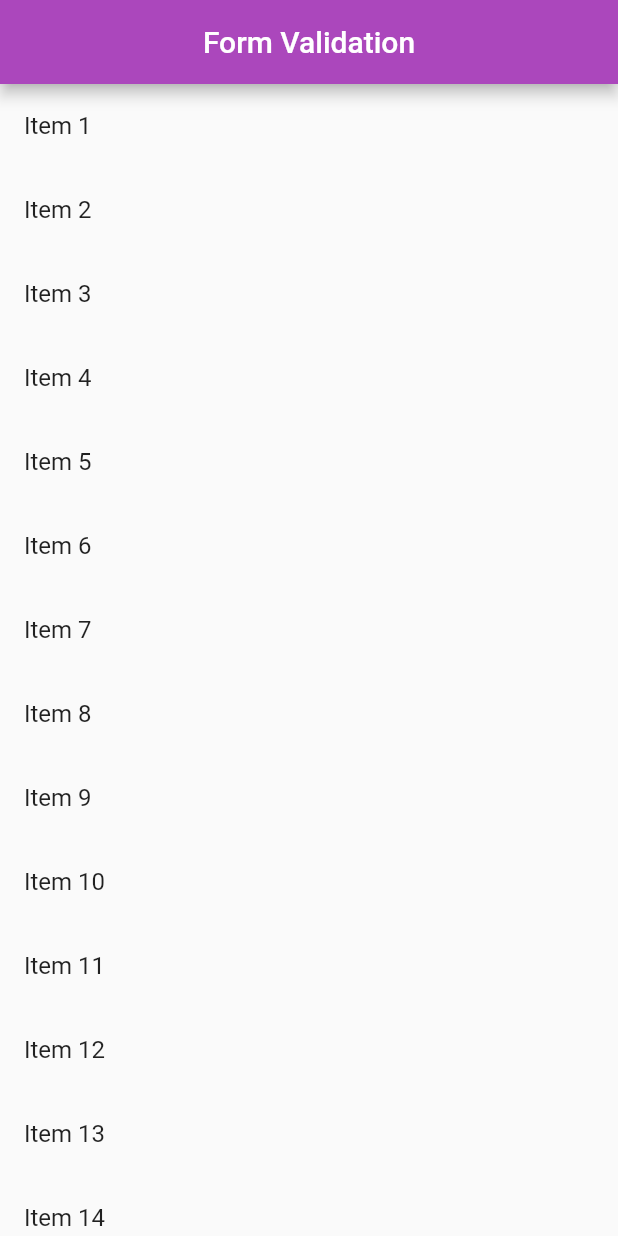
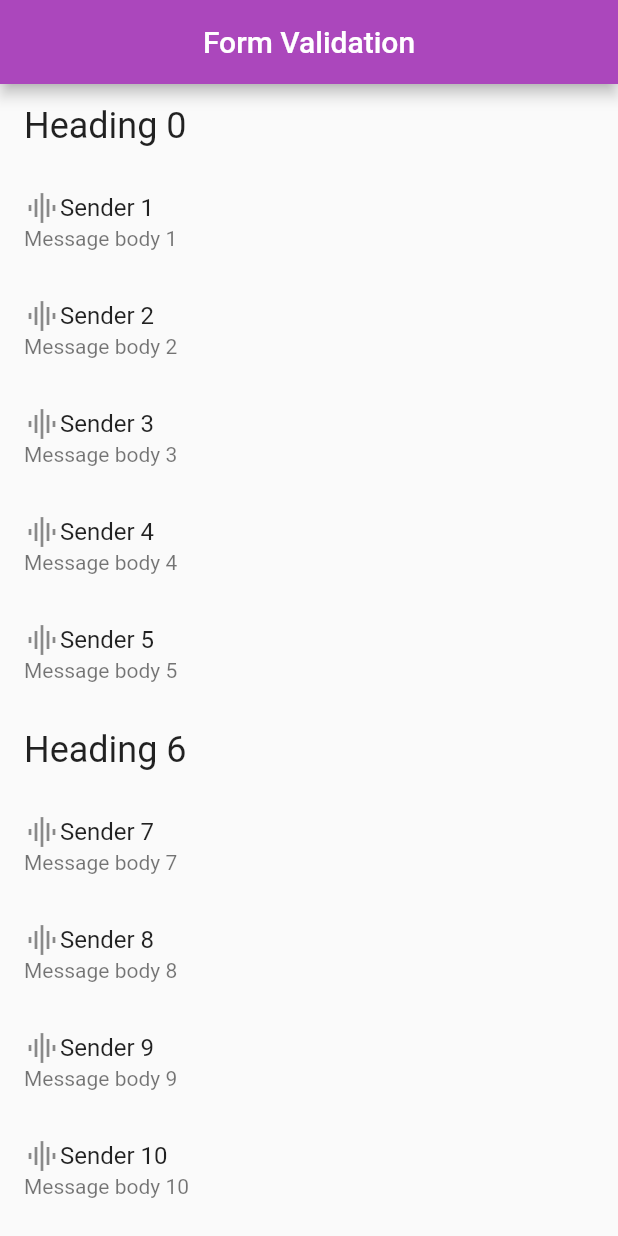
Before and after one commit to Nkwachi-N/Level-Up, a Flutter app: the screen it shows after launch, on a phone screen of 412 x 824 dp. Run offline on Flutter 3.47's test engine with Material 2 defaults, Android fonts, the phone set to English and light mode, and no system bars.

Commit message:
Creating a listview builder with different widgets

```diff
--- a/lib/main.dart
+++ b/lib/main.dart
@@ -26,7 +26,12 @@ class Home extends StatefulWidget {
 class _HomeState extends State<Home> {
   TextEditingController _firstController;
   FocusNode _focusNode;
-  final items = List<String>.generate(20, (i) => "Item ${i + 1}");
+
+  final items = List<ListItem>.generate(200,
+        (i) => i % 6 == 0
+        ? HeadingItem("Heading $i")
+        : MessageItem("Sender $i", "Message body $i"),
+  );
 
   @override
   void initState() {
@@ -43,6 +48,8 @@ class _HomeState extends State<Home> {
     _focusNode.dispose();
   }
 
+
+
   @override
   Widget build(BuildContext context) {
     return Scaffold(
@@ -50,43 +57,54 @@ class _HomeState extends State<Home> {
           centerTitle: true,
           title: Text('Form Validation'),
         ),
-        body: ListView.builder(
+        body:ListView.builder(
           itemCount: items.length,
           itemBuilder: (context, index) {
-            return Dismissible(
-              direction: DismissDirection.endToStart,
-              background:Container(
-                color: Colors.red,
-                child: Align(
-                  alignment: Alignment(0.9, 0.0),
-                  child: Text('Delete',style: TextStyle(
-                    color: Colors.white
-                  ),),
-                ),
-              ),
-              key: Key(items[index]),
-              onDismissed: (direction)
-              {
-                setState(() {
-                  items.removeAt(index);
-                });
-
-                // Show a snackbar. This snackbar could also contain "Undo" actions.
-                Scaffold
-                    .of(context)
-                    .showSnackBar(SnackBar(content: Text("${items[index]} dismissed")));
-
-              },
-              child: ListTile(
-
-                title: Text('${items[index]}'),
-              ),
+            final item = items[index];
+            return ListTile(
+              title: item.buildTitle(context),
+              subtitle: item.buildSubtitle(context),
             );
           },
-        ));
+        ),
+    );
   }
 }
 
-/*OrientationBuilder(builder: (context,orientation){
-        return GridView.count(crossAxisCount: orientation == Orientation.portrait ? 2 : 3);
-      })*/
+abstract class ListItem{
+  Widget buildTitle(BuildContext context);
+
+  Widget buildSubtitle(BuildContext context);
+}
+/// A ListItem that contains data to display a heading.
+class HeadingItem implements ListItem {
+  final String heading;
+
+  HeadingItem(this.heading);
+
+  Widget buildTitle(BuildContext context) {
+    return Text(
+      heading,
+      style: Theme.of(context).textTheme.headline5,
+    );
+  }
+
+  Widget buildSubtitle(BuildContext context) => null;
+}
+
+/// A ListItem that contains data to display a message.
+class MessageItem implements ListItem {
+  final String sender;
+  final String body;
+
+  MessageItem(this.sender, this.body);
+
+  Widget buildTitle(BuildContext context) => Row(
+    children: [
+      Icon(Icons.graphic_eq),
+      Text(sender)
+    ],
+  );
+
+  Widget buildSubtitle(BuildContext context) => Text(body);
+}
```
